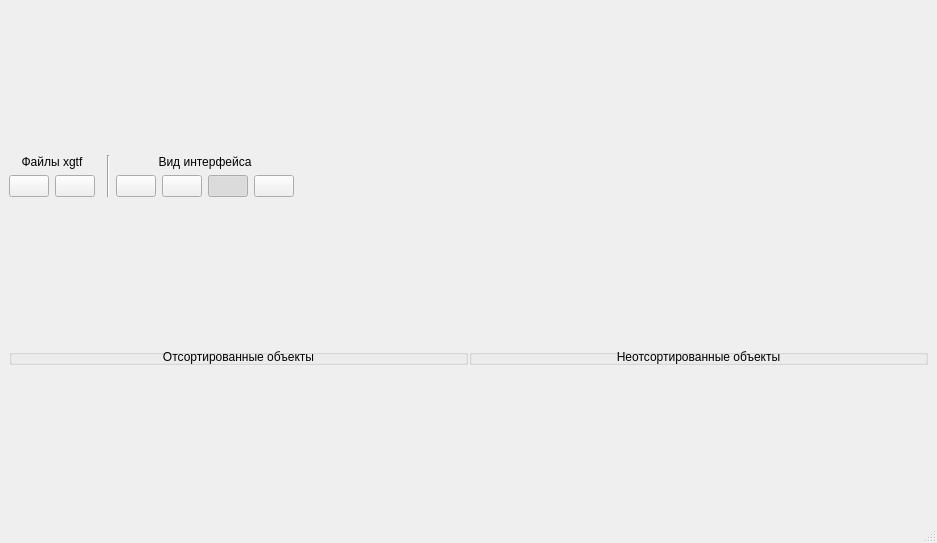
Yrij-Zhavoronkov/WintreistsPractice, file uuid_maker/GUI/modules/QTForms/MainWindow.ui: the form before one commit.
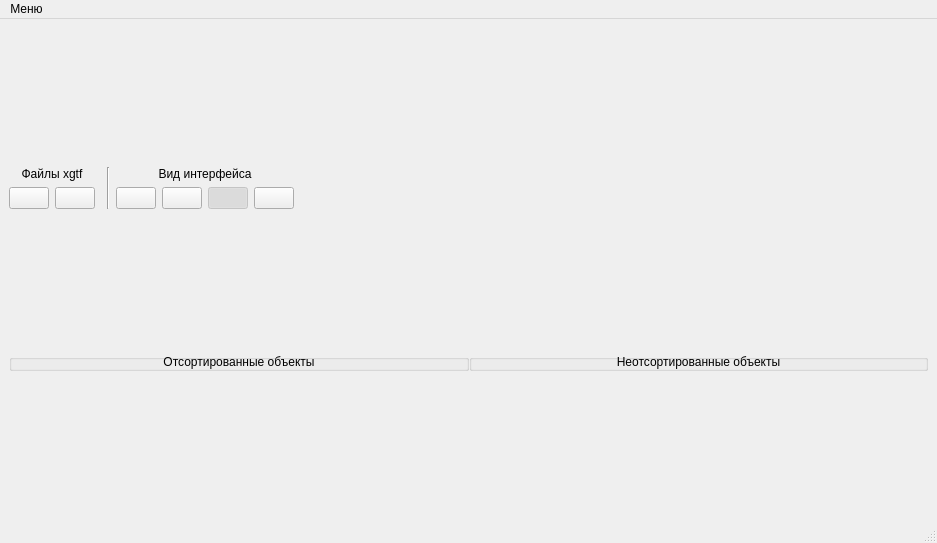
The form after the commit. Icons and pictures are not drawn.

Commit message: Немного стилей и меню для выбора

Patch:
```diff
--- a/uuid_maker/GUI/modules/QTForms/MainWindow.ui
+++ b/uuid_maker/GUI/modules/QTForms/MainWindow.ui
@@ -201,6 +201,9 @@
           </item>
           <item>
            <widget class="QPushButton" name="pushButton_set_3">
+            <property name="enabled">
+             <bool>false</bool>
+            </property>
             <property name="sizePolicy">
              <sizepolicy hsizetype="Maximum" vsizetype="Maximum">
               <horstretch>0</horstretch>
@@ -284,7 +287,7 @@
       <item>
        <layout class="QHBoxLayout" name="horizontalLayout_2">
         <property name="spacing">
-         <number>1</number>
+         <number>0</number>
         </property>
         <item>
          <widget class="QGroupBox" name="groupBox">
@@ -305,7 +308,7 @@
             <number>0</number>
            </property>
            <property name="bottomMargin">
-            <number>0</number>
+            <number>1</number>
            </property>
            <item>
             <widget class="QLabel" name="label">
@@ -345,7 +348,7 @@
             <number>0</number>
            </property>
            <property name="bottomMargin">
-            <number>0</number>
+            <number>1</number>
            </property>
            <item>
             <widget class="QLabel" name="label_2">
@@ -381,6 +384,18 @@
      <height>21</height>
     </rect>
    </property>
+   <widget class="QMenu" name="menu">
+    <property name="title">
+     <string>Меню</string>
+    </property>
+    <widget class="QMenu" name="menu_styles">
+     <property name="title">
+      <string>Стили</string>
+     </property>
+    </widget>
+    <addaction name="menu_styles"/>
+   </widget>
+   <addaction name="menu"/>
   </widget>
   <widget class="QStatusBar" name="statusbar"/>
  </widget>
```
Left out of the diff: 7 changed lines with no effect on the pictures. The commit also changes 6 other files.
